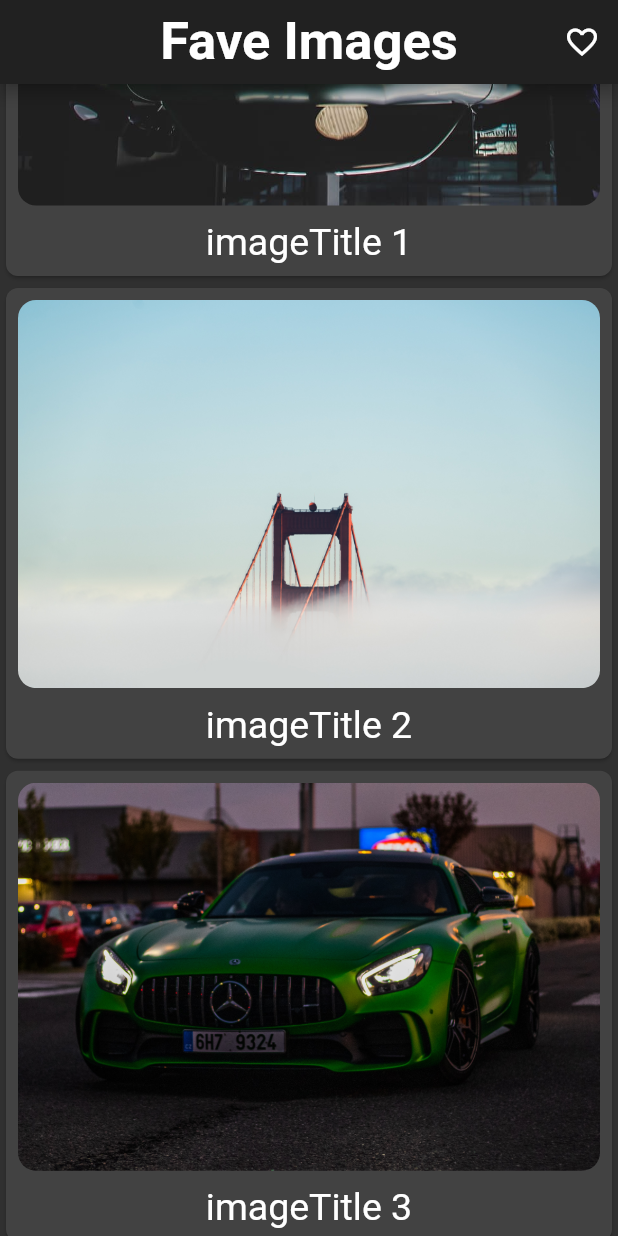
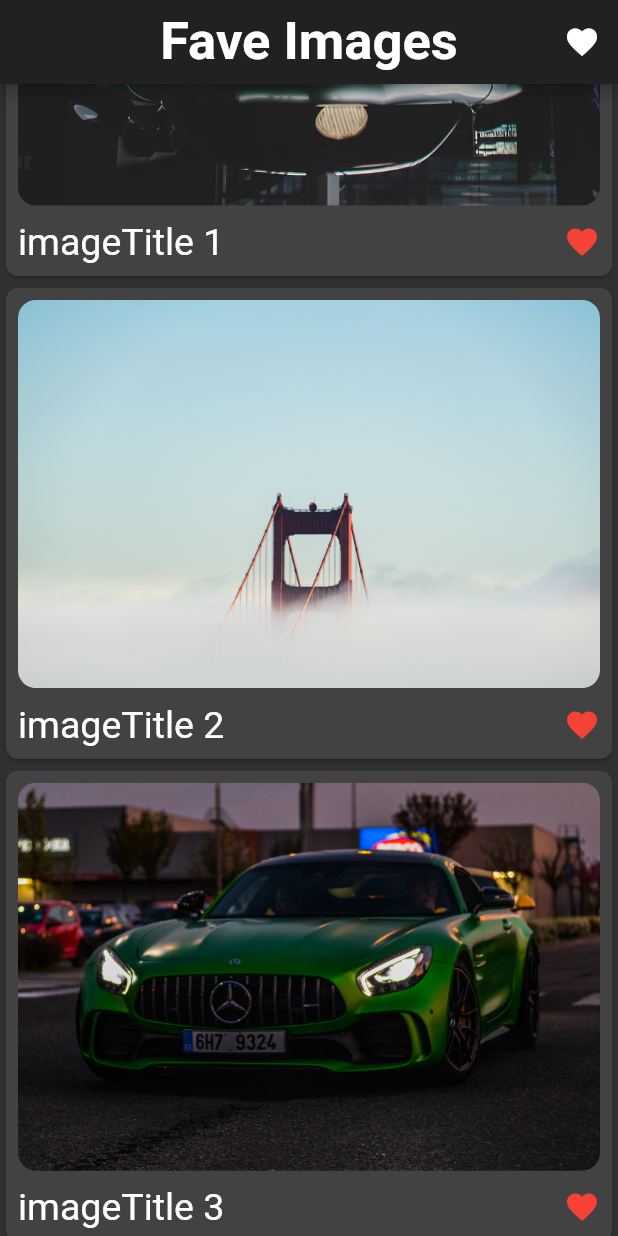
Before and after one commit to omdxp/fave_images, a Flutter app: the screen it shows after launch, scrolled down 576 dp, on a phone screen of 412 x 824 dp. Run offline on Flutter 3.47's test engine with Material 2 defaults, Android fonts, the light colour scheme and no system bars; our stand-ins replace flutter_riverpod; Roboto replaces fonts that are missing (Avenir).

Commit message:
Adding and deleting from favorite images.

```diff
--- a/lib/main.dart
+++ b/lib/main.dart
@@ -1,7 +1,8 @@
 import 'package:fave_images/src/screens/home.dart';
 import 'package:flutter/material.dart';
+import 'package:flutter_riverpod/flutter_riverpod.dart';
 
-void main() => runApp(FaveImagesApp());
+void main() => runApp(ProviderScope(child: FaveImagesApp()));
 
 class FaveImagesApp extends StatelessWidget {
   @override
--- a/lib/src/screens/home.dart
+++ b/lib/src/screens/home.dart
@@ -1,6 +1,8 @@
 import 'package:fave_images/src/styles/global.dart';
+import 'package:fave_images/src/utils/providers.dart';
 import 'package:fave_images/src/widgets/image_container.dart';
 import 'package:flutter/material.dart';
+import 'package:flutter_riverpod/flutter_riverpod.dart';
 
 class Home extends StatefulWidget {
   const Home({Key? key, required this.title}) : super(key: key);
@@ -21,19 +23,22 @@ class _HomeState extends State<Home> {
           widget.title,
           style: titleTextStyle,
         ),
-        actions: [
-          IconButton(onPressed: () {}, icon: Icon(Icons.favorite_border))
-        ],
+        actions: [IconButton(onPressed: () {}, icon: Icon(Icons.favorite))],
       ),
-      body: SafeArea(
-          child: ListView.builder(
+      body: SafeArea(child: Consumer(
+        builder: (context, watch, child) {
+          final faveImages = watch(favoriteImagesProvider).images;
+          return ListView.builder(
               itemCount: 4,
               itemBuilder: (BuildContext context, int i) {
                 return ImageContainer(
                   imageTitle: 'imageTitle ' + i.toString(),
                   imageSource: 'assets/images/${i + 1}.jpg',
+                  isFave: true,
                 );
-              })),
+              });
+        },
+      )),
     );
   }
 }
--- a/lib/src/utils/notifiers.dart
+++ b/lib/src/utils/notifiers.dart
@@ -3,12 +3,12 @@ import 'package:flutter/cupertino.dart';
 class FavoriteImagesNotifier extends ChangeNotifier {
   List _images = [];
   List get images => _images;
-  void addImage(String image) {
+  void addImage(Map<String, dynamic> image) {
     _images.add(image);
     notifyListeners();
   }
 
-  void deleteImage(String image) {
+  void deleteImage(Map<String, dynamic> image) {
     _images.remove(image);
     notifyListeners();
   }
--- a/lib/src/widgets/image_container.dart
+++ b/lib/src/widgets/image_container.dart
@@ -1,16 +1,22 @@
 import 'package:fave_images/src/styles/global.dart';
+import 'package:fave_images/src/utils/providers.dart';
 import 'package:flutter/material.dart';
+import 'package:flutter_riverpod/flutter_riverpod.dart';
 
-class ImageContainer extends StatelessWidget {
+class ImageContainer extends ConsumerWidget {
   const ImageContainer(
-      {Key? key, required this.imageTitle, required this.imageSource})
+      {Key? key,
+      required this.imageTitle,
+      required this.imageSource,
+      required this.isFave})
       : super(key: key);
 
   final String imageTitle;
   final String imageSource;
+  final bool isFave;
 
   @override
-  Widget build(BuildContext context) {
+  Widget build(BuildContext context, ScopedReader watch) {
     return Card(
       shape: RoundedRectangleBorder(borderRadius: BorderRadius.circular(8)),
       child: Container(
@@ -27,9 +33,30 @@ class ImageContainer extends StatelessWidget {
             SizedBox(
               height: 10,
             ),
-            Text(
-              this.imageTitle,
-              style: imageTitleTextStyle,
+            Row(
+              mainAxisAlignment: MainAxisAlignment.spaceBetween,
+              children: [
+                Text(
+                  this.imageTitle,
+                  style: imageTitleTextStyle,
+                ),
+                InkWell(
+                  onTap: () {
+                    final faveImages = watch(favoriteImagesProvider);
+                    final Map<String, dynamic> image = {
+                      "title": this.imageTitle,
+                      "source": this.imageSource,
+                    };
+                    isFave
+                        ? faveImages.deleteImage(image)
+                        : faveImages.addImage(image);
+                  },
+                  child: Icon(
+                    isFave ? Icons.favorite : Icons.favorite_border,
+                    color: isFave ? Colors.red : Colors.grey,
+                  ),
+                )
+              ],
             )
           ],
         ),
```
